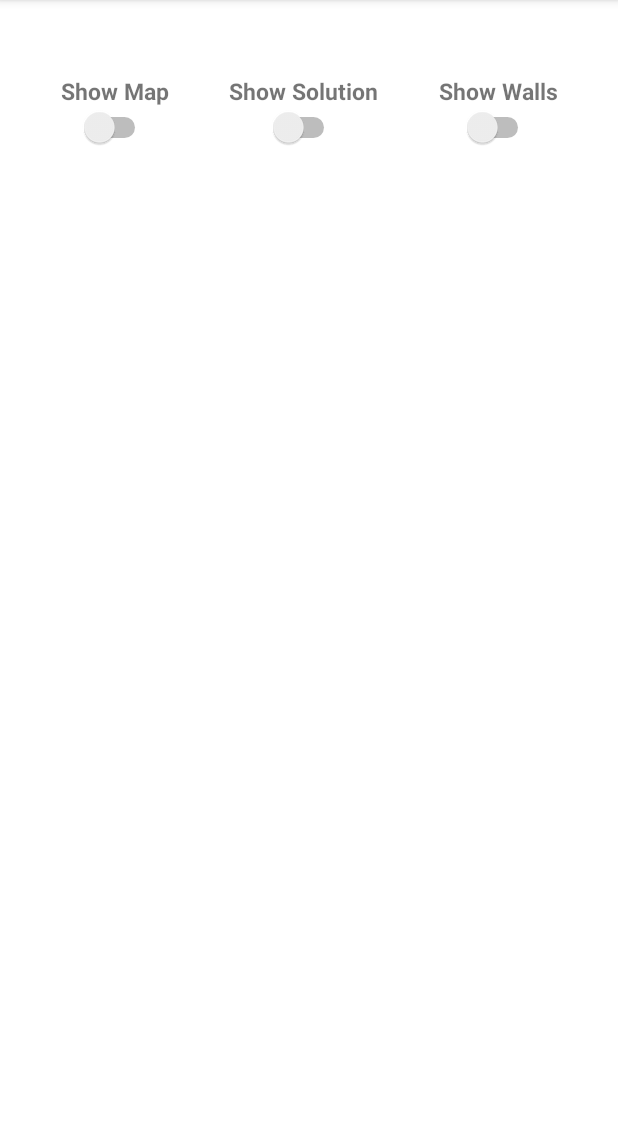
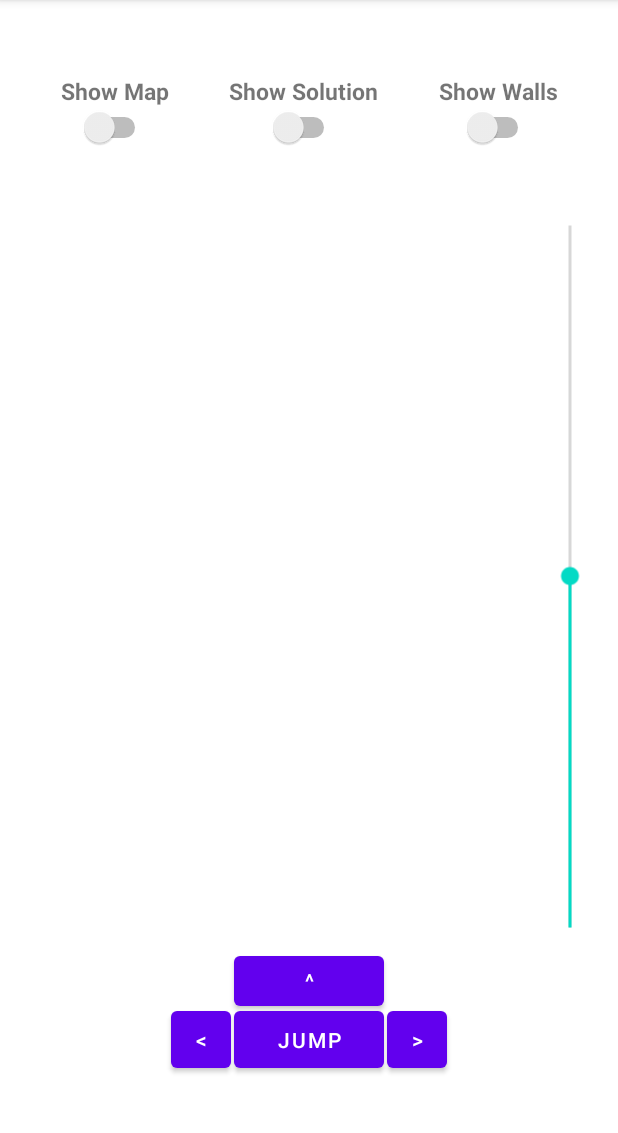
Before and after one commit to Pranav624/MazeGame, an Android app: the PlayManuallyActivity screen opened directly, with no data from a screen before it, on a phone screen of 412 x 824 dp, the part 84-1217 px from its top. Run offline under Robolectric (Android 15) with nearby library versions, the phone set to English and light mode, and no system bars.

Commit message:
Added seekbar for zoom and navigation buttons.
SeekBar on the right allows user to zoom in and out of the maze. Also, added forward, rotate left, rotate right, and jump buttons. Jump and forward add 1 to the path  length.

```diff
--- a/app/src/main/java/edu/wm/cs/cs301/pranavgonepalli/PlayManuallyActivity.java
+++ b/app/src/main/java/edu/wm/cs/cs301/pranavgonepalli/PlayManuallyActivity.java
@@ -5,7 +5,10 @@ import androidx.appcompat.app.AppCompatActivity;
 import android.content.Intent;
 import android.os.Bundle;
 import android.util.Log;
+import android.view.View;
+import android.widget.Button;
 import android.widget.CompoundButton;
+import android.widget.SeekBar;
 import android.widget.Switch;
 
 public class PlayManuallyActivity extends AppCompatActivity {
@@ -14,6 +17,7 @@ public class PlayManuallyActivity extends AppCompatActivity {
     private String builder;
     private boolean rooms;
     private String driver;
+    private int pathLength = 0;
 
     @Override
     protected void onCreate(Bundle savedInstanceState) {
@@ -63,5 +67,54 @@ public class PlayManuallyActivity extends AppCompatActivity {
                 }
             }
         });
+
+        SeekBar zoom_seekbar = (SeekBar) findViewById(R.id.zoom_seekbar);
+        zoom_seekbar.setProgress(5);
+        zoom_seekbar.setOnSeekBarChangeListener(new SeekBar.OnSeekBarChangeListener() {
+            @Override
+            public void onProgressChanged(SeekBar seekBar, int i, boolean b) {
+                Log.v(TAG, "Zoom level: " + i);
+            }
+            @Override
+            public void onStartTrackingTouch(SeekBar seekBar) {
+
+            }
+            @Override
+            public void onStopTrackingTouch(SeekBar seekBar) {
+
+            }
+        });
+    }
+
+    /**
+     * Move forward.
+     */
+    public void move(View v){
+        Log.v(TAG, "Forward button was clicked.");
+        pathLength++;
+        Log.v(TAG, "Path length is " + pathLength);
+    }
+
+    /**
+     * Rotate left.
+     */
+    public void rotateLeft(View v){
+        Log.v(TAG, "Rotate left button was clicked.");
+    }
+
+    /**
+     * Rotate right.
+     */
+    public void rotateRight(View v){
+        Log.v(TAG, "Rotate right button was clicked.");
+    }
+
+    /**
+     * Jump over wall.
+     */
+    public void jump(View v){
+        Log.v(TAG, "Jump button was clicked.");
+        pathLength++;
+        Log.v(TAG, "Path length is " + pathLength);
     }
 }
--- a/app/src/main/res/layout/activity_play_manually.xml
+++ b/app/src/main/res/layout/activity_play_manually.xml
@@ -60,5 +60,55 @@
         app:layout_constraintTop_toBottomOf="@id/show_walls_text"
         app:layout_constraintStart_toStartOf="@id/show_walls_text"
         app:layout_constraintEnd_toEndOf="@id/show_walls_text"/>
+    <SeekBar
+        android:id="@+id/zoom_seekbar"
+        android:layout_width="500dp"
+        android:layout_height="wrap_content"
+        android:rotation="270"
+        android:layout_marginLeft="130dp"
+        app:layout_constraintBottom_toBottomOf="parent"
+        app:layout_constraintTop_toTopOf="parent"
+        app:layout_constraintStart_toStartOf="parent"
+        android:max="10"/>
+    <Button
+        android:id="@+id/jump_button"
+        android:layout_width="100dp"
+        android:layout_height="50dp"
+        android:layout_marginBottom="50dp"
+        app:layout_constraintBottom_toBottomOf="parent"
+        app:layout_constraintEnd_toEndOf="parent"
+        app:layout_constraintStart_toStartOf="parent"
+        android:text="JUMP"
+        android:onClick="jump"/>
+    <Button
+        android:id="@+id/left_button"
+        android:layout_width="40dp"
+        android:layout_height="50dp"
+        android:layout_marginBottom="50dp"
+        android:layout_marginRight="2dp"
+        app:layout_constraintBottom_toBottomOf="parent"
+        app:layout_constraintEnd_toStartOf="@id/jump_button"
+        android:text="\u003C"
+        android:onClick="rotateLeft"/>
+    <Button
+        android:id="@+id/right_button"
+        android:layout_width="40dp"
+        android:layout_height="50dp"
+        android:layout_marginBottom="50dp"
+        android:layout_marginLeft="2dp"
+        app:layout_constraintBottom_toBottomOf="parent"
+        app:layout_constraintStart_toEndOf="@id/jump_button"
+        android:text="\u003E"
+        android:onClick="rotateRight"/>
+    <Button
+        android:id="@+id/forward_button"
+        android:layout_width="100dp"
+        android:layout_height="45dp"
+        android:layout_marginBottom="41dp"
+        app:layout_constraintBottom_toBottomOf="@id/jump_button"
+        app:layout_constraintEnd_toEndOf="parent"
+        app:layout_constraintStart_toStartOf="parent"
+        android:text="\u005E"
+        android:onClick="move"/>
 
 </androidx.constraintlayout.widget.ConstraintLayout>
```
